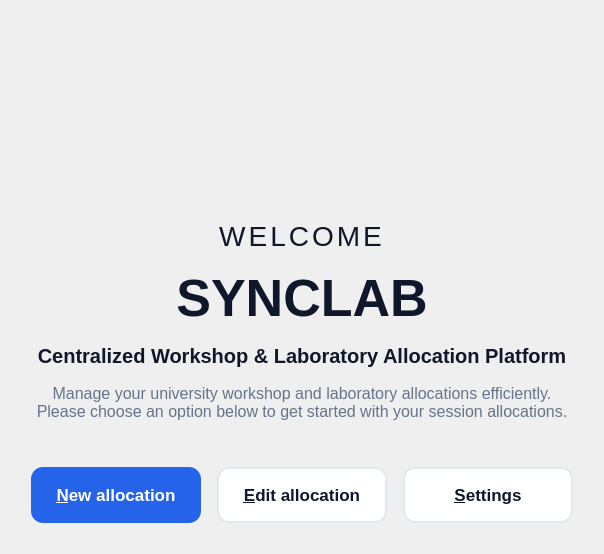
Old version of the form ui/forms/page0.ui in the repository PPAS-Rashmika/SYNCLAB-Centralized-Workshop-Laboratory-Allocation-Platform.
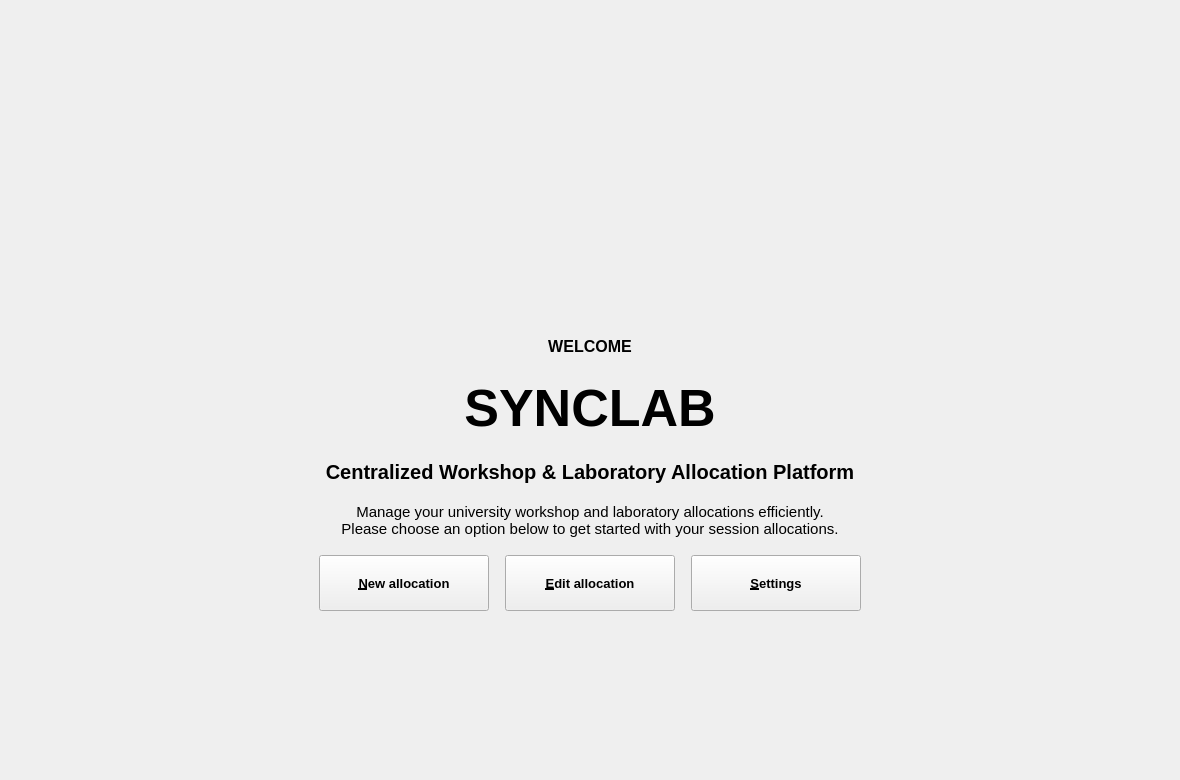
New version of the form. Icons and pictures are not drawn.

Patch:
```diff
--- a/ui/forms/page0.ui
+++ b/ui/forms/page0.ui
@@ -2,56 +2,72 @@
 <ui version="4.0">
  <class>Page0</class>
  <widget class="QWidget" name="page0Widget">
-  <layout class="QVBoxLayout" name="verticalLayout">
-   <property name="spacing">
-    <number>16</number>
-   </property>
-   <property name="leftMargin">
-    <number>24</number>
-   </property>
-   <property name="topMargin">
-    <number>24</number>
-   </property>
-   <property name="rightMargin">
-    <number>24</number>
-   </property>
-   <property name="bottomMargin">
-    <number>24</number>
-   </property>
-   <item>
-    <spacer name="topSpacer">
-     <property name="orientation">
-      <enum>Qt::Vertical</enum>
-     </property>
-     <property name="sizeHint" stdset="0">
-      <size>
-       <width>20</width>
-       <height>20</height>
-      </size>
-     </property>
-    </spacer>
-   </item>
-   <item>
+  <property name="font">
+   <font>
+    <family>Segoe UI</family>
+    <pointsize>10</pointsize>
+    <bold>false</bold>
+   </font>
+  </property>
+  <property name="styleSheet">
+   <string notr="true">QWidget { color:#17243B;   }QMainWindow, QStackedWidget, QWidget#page0Widget, QWidget#page1Widget, QWidget#page2Widget, QWidget#page3Widget, QWidget#page4Widget { background:#F4F7FB; }QScrollArea { border:none; background:transparent; } QScrollArea &gt; QWidget &gt; QWidget { background:#F4F7FB; }QScrollArea#cardsScrollArea &gt; QWidget, QWidget#cardsScrollContents { background:transparent; }QLabel { background:transparent; }QLabel#welcomeTitle { color:#52647D;   }QLabel#syncLabTitle {   }QLabel#syncLabSubtitle {   }QLabel#welcomeDesc, QLabel#selectedDescLabel2, QLabel#adminWsDescLbl { color:#52647D;  }QLabel#selectTitleLabel, QLabel#selectedNameLabel2, QLabel#confirmTitleLbl, QLabel#adminWsTitleLbl {   }QLineEdit, QTextEdit, QComboBox { background:#FFFFFF; border:1px solid #D4DEEB; border-radius:7px; padding:8px; selection-background-color:#2563EB; selection-color:white; }QLineEdit:focus, QTextEdit:focus, QComboBox:focus { border:1px solid #2563EB; }QComboBox QAbstractItemView { background:#FFFFFF; color:#17243B; selection-background-color:#2563EB; selection-color:white; }QPushButton { background:#FFFFFF; color:#17243B; border:1px solid #D4DEEB; border-radius:8px; padding:9px 14px;  }QPushButton:hover, QPushButton:focus { background:#EAF2FF; border-color:#2563EB; }QPushButton:pressed { border:2px solid #2563EB; }QPushButton#allocateNowBtn, QPushButton#nextBtn, QPushButton#nextTo3Btn, QPushButton#submitBtn, QPushButton#updateBtn { background:#2563EB; color:white; border:1px solid #2563EB; }QPushButton#allocateNowBtn:hover, QPushButton#nextBtn:hover, QPushButton#nextTo3Btn:hover, QPushButton#submitBtn:hover, QPushButton#updateBtn:hover { background:#1D4ED8; }QPushButton#deleteBtn, QPushButton#adminDelBtn { color:#BE123C; }QPushButton[timeSlot=true] { padding:10px 8px; }QPushButton:checked { background:#2563EB; color:white; border-color:#2563EB; }QPushButton:disabled { background:#F4F7FB; color:#52647D; border:1px solid #D4DEEB; }QPushButton#allocateNowBtn:disabled, QPushButton#nextBtn:disabled, QPushButton#nextTo3Btn:disabled, QPushButton#submitBtn:disabled, QPushButton#updateBtn:disabled, QPushButton#deleteBtn:disabled, QPushButton#adminDelBtn:disabled { background:#F4F7FB; color:#52647D; border:1px solid #D4DEEB; }QFrame#summaryBox { background:#EAF2FF; border:1px solid #D4DEEB; border-radius:10px; }QLabel#summaryDateLbl { color:#2563EB;  }QTableWidget { background:#FFFFFF; alternate-background-color:#F4F7FB; border:1px solid #D4DEEB; gridline-color:#D4DEEB; selection-background-color:#EAF2FF; selection-color:#17243B; }QHeaderView::section { font-weight:600; background:#EAF2FF; color:#17243B; border:none; padding:10px;  }QTableWidget QLineEdit, QTableWidget QComboBox { padding:4px; border-radius:4px; }QCalendarWidget { background:#FFFFFF; border:1px solid #D4DEEB; border-radius:8px; }QCalendarWidget QWidget#qt_calendar_navigationbar { background:#2563EB; }QCalendarWidget QToolButton { font-weight:600; color:white; background:transparent; padding:6px;  }QCalendarWidget QMenu, QCalendarWidget QSpinBox { background:#FFFFFF; color:#17243B; }QCalendarWidget QAbstractItemView { background:#FFFFFF; color:#17243B; selection-background-color:#2563EB; selection-color:white; outline:0; }QToolTip { background:#FFFFFF; color:#17243B; border:1px solid #D4DEEB; padding:6px; }</string>
+  </property>
+  <property name="geometry">
+   <rect>
+    <x>0</x>
+    <y>0</y>
+    <width>1180</width>
+    <height>780</height>
+   </rect>
+  </property>
     <widget class="QLabel" name="welcomeImg">
+   <property name="font">
+    <font>
+     <family>Segoe UI</family>
+     <pointsize>10</pointsize>
+     <bold>false</bold>
+    </font>
+   </property>
+   <property name="scaledContents">
+    <bool>true</bool>
+   </property>
+   <property name="pixmap">
+    <pixmap resource="../../resources/images.qrc">:/branding/logo.png</pixmap>
+   </property>
+   <property name="geometry">
+    <rect>
+     <x>518</x>
+     <y>173</y>
+     <width>144</width>
+     <height>143</height>
+    </rect>
+   </property>
      <property name="accessibleName">
       <string>SYNCLAB logo</string>
      </property>
      <property name="textFormat">
       <enum>Qt::PlainText</enum>
      </property>
-     <property name="minimumSize">
-      <size>
-       <width>0</width>
-       <height>150</height>
-      </size>
-     </property>
      <property name="alignment">
       <set>Qt::AlignCenter</set>
      </property>
     </widget>
-   </item>
-   <item>
     <widget class="QLabel" name="welcomeTitle">
+   <property name="font">
+    <font>
+     <family>Segoe UI</family>
+     <pointsize>12</pointsize>
+     <bold>true</bold>
+    </font>
+   </property>
+   <property name="geometry">
+    <rect>
+     <x>24</x>
+     <y>336</y>
+     <width>1132</width>
+     <height>21</height>
+    </rect>
+   </property>
      <property name="textFormat">
       <enum>Qt::PlainText</enum>
      </property>
@@ -61,13 +77,23 @@
      <property name="alignment">
       <set>Qt::AlignCenter</set>
      </property>
-     <property name="styleSheet">
-      <string notr="true">font-size: 28px; font-weight: normal; color: #0F172A; letter-spacing: 3px; margin-top: 10px;</string>
-     </property>
-    </widget>
-   </item>
-   <item>
+  </widget>
     <widget class="QLabel" name="syncLabTitle">
+   <property name="font">
+    <font>
+     <family>Segoe UI</family>
+     <pointsize>39</pointsize>
+     <bold>true</bold>
+    </font>
+   </property>
+   <property name="geometry">
+    <rect>
+     <x>24</x>
+     <y>373</y>
+     <width>1132</width>
+     <height>69</height>
+    </rect>
+   </property>
      <property name="textFormat">
       <enum>Qt::PlainText</enum>
      </property>
@@ -77,13 +103,23 @@
      <property name="alignment">
       <set>Qt::AlignCenter</set>
      </property>
-     <property name="styleSheet">
-      <string notr="true">font-size: 52px; font-weight: 800; color: #0F172A;</string>
-     </property>
-    </widget>
-   </item>
-   <item>
+  </widget>
     <widget class="QLabel" name="syncLabSubtitle">
+   <property name="font">
+    <font>
+     <family>Segoe UI</family>
+     <pointsize>15</pointsize>
+     <bold>true</bold>
+    </font>
+   </property>
+   <property name="geometry">
+    <rect>
+     <x>24</x>
+     <y>458</y>
+     <width>1132</width>
+     <height>27</height>
+    </rect>
+   </property>
      <property name="textFormat">
       <enum>Qt::PlainText</enum>
      </property>
@@ -93,16 +129,26 @@
      <property name="alignment">
       <set>Qt::AlignCenter</set>
      </property>
-     <property name="styleSheet">
-      <string notr="true">font-size: 20px; font-weight: 600; color: #0F172A;</string>
-     </property>
      <property name="wordWrap">
       <bool>true</bool>
      </property>
     </widget>
-   </item>
-   <item>
     <widget class="QLabel" name="welcomeDesc">
+   <property name="font">
+    <font>
+     <family>Segoe UI</family>
+     <pointsize>11</pointsize>
+     <bold>false</bold>
+    </font>
+   </property>
+   <property name="geometry">
+    <rect>
+     <x>24</x>
+     <y>501</y>
+     <width>1132</width>
+     <height>38</height>
+    </rect>
+   </property>
      <property name="textFormat">
       <enum>Qt::PlainText</enum>
      </property>
@@ -116,30 +162,22 @@
      <property name="wordWrap">
       <bool>true</bool>
      </property>
-     <property name="styleSheet">
-      <string notr="true">font-size: 16px; color: #64748B; line-height: 1.5; margin-bottom: 30px;</string>
-     </property>
-    </widget>
-   </item>
-   <item>
-    <layout class="QHBoxLayout" name="buttonsLayout">
-     <property name="spacing">
-      <number>16</number>
-     </property>
-     <item>
-      <spacer name="leftSpacer">
-       <property name="orientation">
-        <enum>Qt::Horizontal</enum>
-       </property>
-      </spacer>
-     </item>
-     <item>
+  </widget>
       <widget class="QPushButton" name="allocateNowBtn">
-       <property name="minimumSize">
-        <size>
+   <property name="font">
+    <font>
+     <family>Segoe UI</family>
+     <pointsize>10</pointsize>
+     <bold>true</bold>
+    </font>
+   </property>
+   <property name="geometry">
+    <rect>
+     <x>319</x>
+     <y>555</y>
          <width>170</width>
          <height>56</height>
-        </size>
+    </rect>
        </property>
        <property name="cursor">
         <cursorShape>PointingHandCursor</cursorShape>
@@ -147,18 +185,22 @@
        <property name="text">
         <string>&amp;New allocation</string>
        </property>
-       <property name="styleSheet">
-        <string notr="true">QPushButton { background-color: #2563EB; color: white; border-radius: 12px; font-size: 17px; font-weight: bold; border: none; } QPushButton:hover { background-color: #1D4ED8; } QPushButton:pressed { background-color: #1E3A8A; }</string>
-       </property>
-      </widget>
-     </item>
-     <item>
+  </widget>
       <widget class="QPushButton" name="editAllocationBtn">
-       <property name="minimumSize">
-        <size>
+   <property name="font">
+    <font>
+     <family>Segoe UI</family>
+     <pointsize>10</pointsize>
+     <bold>true</bold>
+    </font>
+   </property>
+   <property name="geometry">
+    <rect>
+     <x>505</x>
+     <y>555</y>
          <width>170</width>
          <height>56</height>
-        </size>
+    </rect>
        </property>
        <property name="cursor">
         <cursorShape>PointingHandCursor</cursorShape>
@@ -166,18 +208,22 @@
        <property name="text">
         <string>&amp;Edit allocation</string>
        </property>
-       <property name="styleSheet">
-        <string notr="true">QPushButton { background-color: #FFFFFF; color: #0F172A; border-radius: 12px; border: 2px solid #E2E8F0; font-size: 17px; font-weight: bold; } QPushButton:hover { border: 2px solid #2563EB; background-color: #EFF6FF; color: #2563EB; } QPushButton:pressed { background-color: #DBEAFE; }</string>
-       </property>
-      </widget>
-     </item>
-     <item>
+  </widget>
       <widget class="QPushButton" name="settingsBtn0">
-       <property name="minimumSize">
-        <size>
+   <property name="font">
+    <font>
+     <family>Segoe UI</family>
+     <pointsize>10</pointsize>
+     <bold>true</bold>
+    </font>
+   </property>
+   <property name="geometry">
+    <rect>
+     <x>691</x>
+     <y>555</y>
          <width>170</width>
          <height>56</height>
-        </size>
+    </rect>
        </property>
        <property name="cursor">
         <cursorShape>PointingHandCursor</cursorShape>
@@ -185,27 +231,6 @@
        <property name="text">
         <string>&amp;Settings</string>
        </property>
-       <property name="styleSheet">
-        <string notr="true">QPushButton { background-color: #FFFFFF; color: #0F172A; border-radius: 12px; border: 2px solid #E2E8F0; font-size: 17px; font-weight: bold; } QPushButton:hover { border: 2px solid #2563EB; background-color: #EFF6FF; color: #2563EB; } QPushButton:pressed { background-color: #DBEAFE; }</string>
-       </property>
-      </widget>
-     </item>
-     <item>
-      <spacer name="rightSpacer">
-       <property name="orientation">
-        <enum>Qt::Horizontal</enum>
-       </property>
-      </spacer>
-     </item>
-    </layout>
-   </item>
-   <item>
-    <spacer name="bottomSpacer">
-     <property name="orientation">
-      <enum>Qt::Vertical</enum>
-     </property>
-    </spacer>
-   </item>
-  </layout>
+  </widget>
  </widget>
 </ui>
```
Left out of the diff: 7 changed lines with no effect on the pictures. Lines whose indentation alone changed are shown as unchanged.
